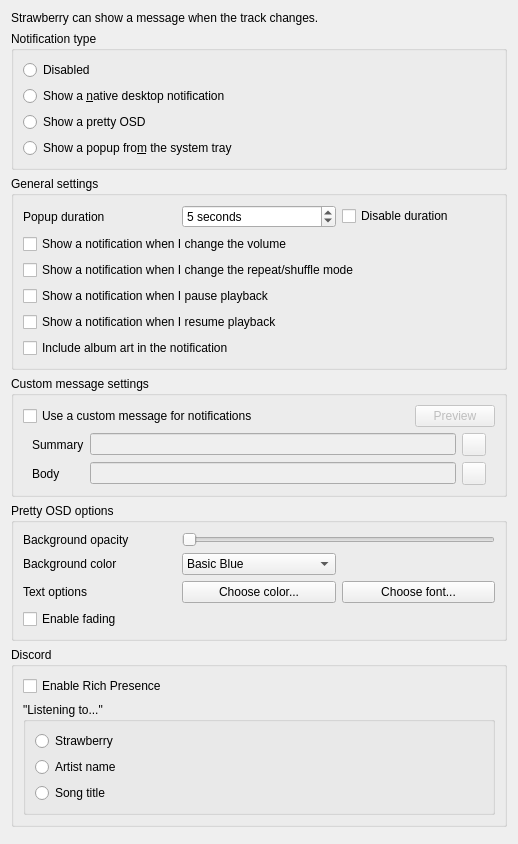
Above: src/settings/notificationssettingspage.ui from RoundSalmon4/blended-strawberry before the change. Below: the same form after it.
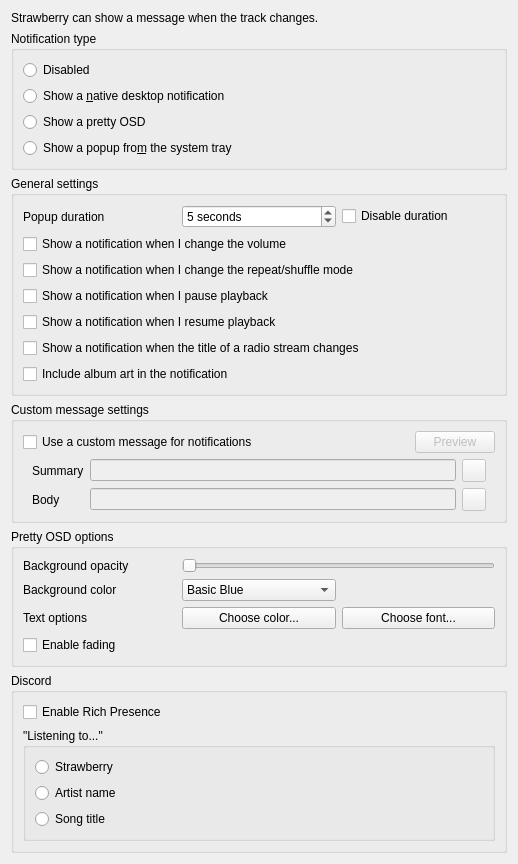
That is the form after the change.

```diff
--- a/src/settings/notificationssettingspage.ui
+++ b/src/settings/notificationssettingspage.ui
@@ -140,6 +140,13 @@
         </property>
        </widget>
       </item>
+      <item>
+       <widget class="QCheckBox" name="notifications_stream_title_change">
+        <property name="text">
+         <string>Show a notification when the title of a radio stream changes</string>
+        </property>
+       </widget>
+      </item>
       <item>
        <widget class="QCheckBox" name="notifications_art">
         <property name="text">
```
Left out of the diff: 1 changed line with no effect on the pictures.
